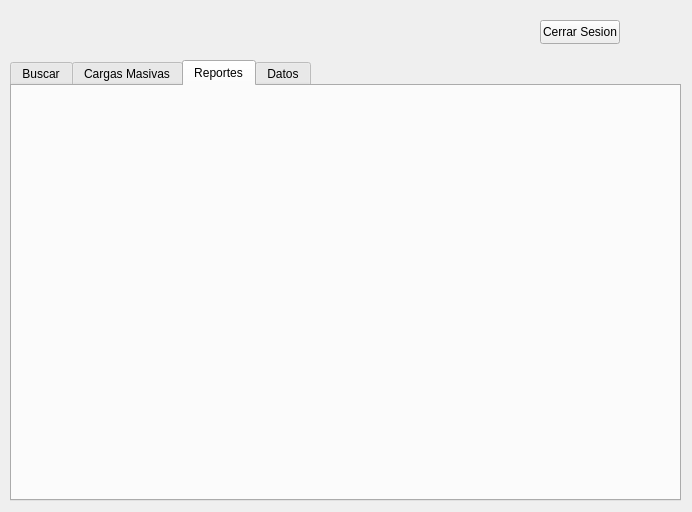
Before: the Qt Designer form Fase 2/proyecto2/admin.ui in elsaminee/-EDD-Proyecto_202200198, drawn with Qt 5.
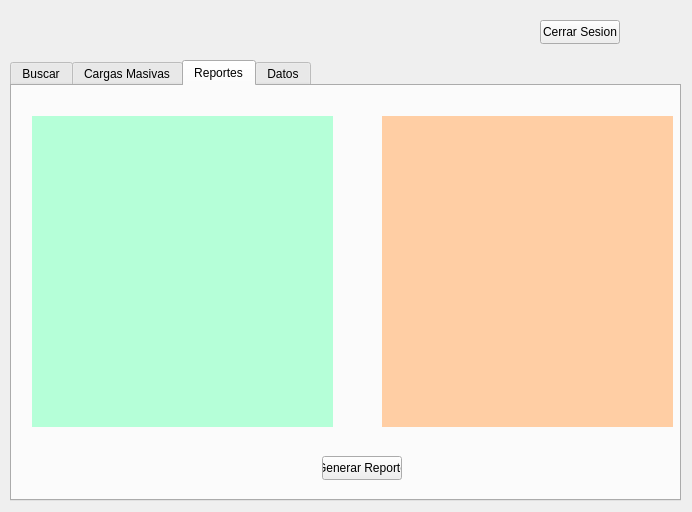
After: the same form once the commit is applied. The open tabs and pages were chosen to show the change.

Patch:
```diff
--- a/Fase 2/proyecto2/admin.ui
+++ b/Fase 2/proyecto2/admin.ui
@@ -317,6 +317,45 @@
     <attribute name="title">
      <string>Reportes</string>
     </attribute>
+    <widget class="QWidget" name="widget" native="true">
+     <property name="geometry">
+      <rect>
+       <x>20</x>
+       <y>30</y>
+       <width>301</width>
+       <height>311</height>
+      </rect>
+     </property>
+     <property name="styleSheet">
+      <string notr="true">background-color: rgb(181, 255, 216);</string>
+     </property>
+    </widget>
+    <widget class="QWidget" name="widget_2" native="true">
+     <property name="geometry">
+      <rect>
+       <x>370</x>
+       <y>30</y>
+       <width>291</width>
+       <height>311</height>
+      </rect>
+     </property>
+     <property name="styleSheet">
+      <string notr="true">background-color: rgb(255, 206, 164);</string>
+     </property>
+    </widget>
+    <widget class="QPushButton" name="pushButton">
+     <property name="geometry">
+      <rect>
+       <x>310</x>
+       <y>370</y>
+       <width>80</width>
+       <height>24</height>
+      </rect>
+     </property>
+     <property name="text">
+      <string>Generar Reporte</string>
+     </property>
+    </widget>
    </widget>
    <widget class="QWidget" name="datos">
     <attribute name="title">
```
Left out of the diff: 10 changed lines with no effect on the pictures.
